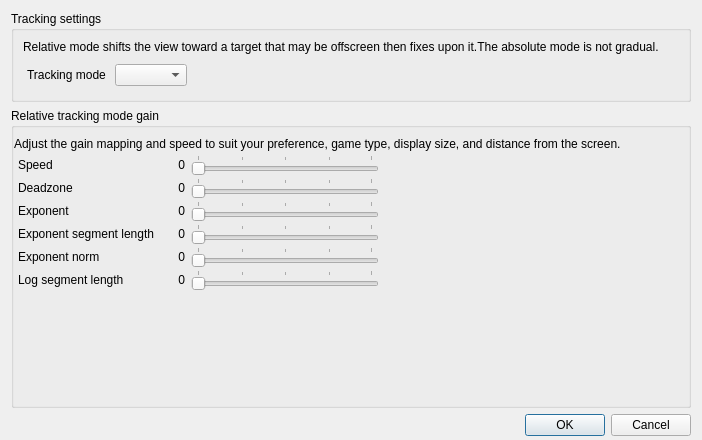
Qt form tracker-tobii-eyex/tobii-eyex-dialog.ui (opentrack/opentrack) before a commit.
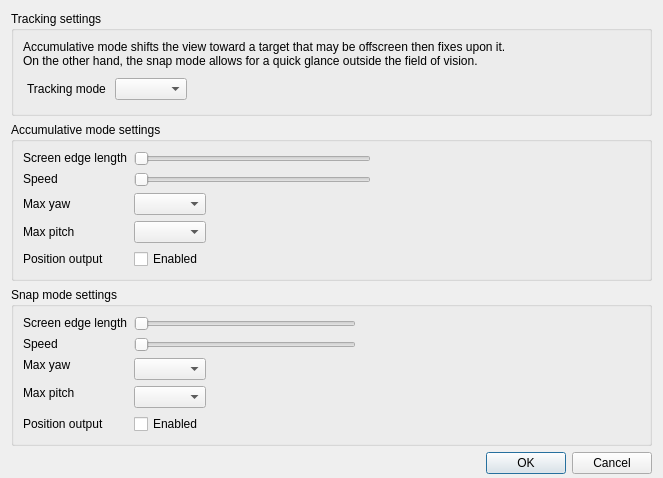
The same form after that commit. Icons and pictures are not drawn. Custom widgets are drawn as their Qt base class.

Commit message:
tracker/tobii: set up settings for prototype vesion
The initial version won't have a generalized spline
with multiple parameters to configure the gain. But
it's doable in one go unlike a fully-fledged version
from the start.

Diff of the .ui file:
```diff
--- a/tracker-tobii-eyex/tobii-eyex-dialog.ui
+++ b/tracker-tobii-eyex/tobii-eyex-dialog.ui
@@ -6,8 +6,8 @@
    <rect>
     <x>0</x>
     <y>0</y>
-    <width>702</width>
-    <height>440</height>
+    <width>659</width>
+    <height>471</height>
    </rect>
   </property>
   <property name="windowTitle">
@@ -17,20 +17,42 @@
    <iconset resource="tobii-eyex-res.qrc">
     <normaloff>:/images/tobii-eyex-logo.png</normaloff>:/images/tobii-eyex-logo.png</iconset>
   </property>
-  <layout class="QVBoxLayout" name="verticalLayout_2">
+  <layout class="QGridLayout" name="gridLayout_4">
    <property name="bottomMargin">
     <number>4</number>
    </property>
-   <item>
+   <item row="0" column="0">
     <widget class="QGroupBox" name="groupBox">
+     <property name="sizePolicy">
+      <sizepolicy hsizetype="Minimum" vsizetype="Maximum">
+       <horstretch>0</horstretch>
+       <verstretch>0</verstretch>
+      </sizepolicy>
+     </property>
      <property name="title">
       <string>Tracking settings</string>
      </property>
      <layout class="QVBoxLayout" name="verticalLayout">
       <item>
        <widget class="QLabel" name="label_2">
+        <property name="sizePolicy">
+         <sizepolicy hsizetype="Expanding" vsizetype="Maximum">
+          <horstretch>0</horstretch>
+          <verstretch>0</verstretch>
+         </sizepolicy>
+        </property>
+        <property name="minimumSize">
+         <size>
+          <width>617</width>
+          <height>0</height>
+         </size>
+        </property>
         <property name="text">
-         <string>Relative mode shifts the view toward a target that may be offscreen then fixes upon it.The absolute mode is not gradual.</string>
+         <string>Accumulative mode shifts the view toward a target that may be offscreen then fixes upon it.
+On the other hand, the snap mode allows for a quick glance outside the field of vision.</string>
+        </property>
+        <property name="textFormat">
+         <enum>Qt::PlainText</enum>
         </property>
         <property name="wordWrap">
          <bool>true</bool>
@@ -39,6 +61,12 @@
       </item>
       <item>
        <widget class="QFrame" name="frame">
+        <property name="sizePolicy">
+         <sizepolicy hsizetype="Preferred" vsizetype="Maximum">
+          <horstretch>0</horstretch>
+          <verstretch>0</verstretch>
+         </sizepolicy>
+        </property>
         <property name="frameShape">
          <enum>QFrame::NoFrame</enum>
         </property>
@@ -74,7 +102,7 @@
          <item row="0" column="1">
           <widget class="QComboBox" name="tracking_mode">
            <property name="sizePolicy">
-            <sizepolicy hsizetype="Preferred" vsizetype="Preferred">
+            <sizepolicy hsizetype="Maximum" vsizetype="Maximum">
              <horstretch>0</horstretch>
              <verstretch>0</verstretch>
             </sizepolicy>
@@ -100,432 +128,348 @@
      </layout>
     </widget>
    </item>
-   <item>
+   <item row="1" column="0">
     <widget class="QGroupBox" name="groupBox_2">
-     <property name="title">
-      <string>Relative tracking mode gain</string>
-     </property>
-     <layout class="QVBoxLayout" name="verticalLayout_3">
-      <property name="spacing">
-       <number>0</number>
-      </property>
-      <property name="leftMargin">
-       <number>0</number>
-      </property>
-      <property name="rightMargin">
-       <number>0</number>
-      </property>
-      <property name="bottomMargin">
-       <number>0</number>
-      </property>
-      <item>
-       <widget class="QLabel" name="label_3">
-        <property name="text">
-         <string>Adjust the gain mapping and speed to suit your preference, game type, display size, and distance from the screen.</string>
-        </property>
-        <property name="wordWrap">
-         <bool>true</bool>
-        </property>
-       </widget>
-      </item>
-      <item>
-       <widget class="QFrame" name="frame_2">
         <property name="sizePolicy">
-         <sizepolicy hsizetype="MinimumExpanding" vsizetype="MinimumExpanding">
+      <sizepolicy hsizetype="Minimum" vsizetype="Maximum">
           <horstretch>0</horstretch>
           <verstretch>0</verstretch>
          </sizepolicy>
         </property>
-        <property name="frameShape">
-         <enum>QFrame::NoFrame</enum>
-        </property>
-        <property name="frameShadow">
-         <enum>QFrame::Raised</enum>
-        </property>
-        <layout class="QHBoxLayout" name="horizontalLayout">
-         <property name="spacing">
-          <number>0</number>
-         </property>
-         <property name="leftMargin">
-          <number>0</number>
-         </property>
-         <property name="topMargin">
-          <number>0</number>
-         </property>
-         <property name="rightMargin">
-          <number>0</number>
-         </property>
-         <property name="bottomMargin">
-          <number>0</number>
-         </property>
-         <item>
-          <widget class="QFrame" name="frame_3">
-           <property name="frameShape">
-            <enum>QFrame::NoFrame</enum>
-           </property>
-           <property name="frameShadow">
-            <enum>QFrame::Raised</enum>
+     <property name="title">
+      <string>Accumulative mode settings</string>
            </property>
            <layout class="QGridLayout" name="gridLayout_2">
-            <property name="leftMargin">
-             <number>4</number>
-            </property>
-            <property name="topMargin">
-             <number>4</number>
-            </property>
-            <property name="bottomMargin">
-             <number>4</number>
-            </property>
-            <property name="verticalSpacing">
-             <number>3</number>
-            </property>
+      <item row="0" column="0">
+       <widget class="QLabel" name="label_3">
+        <property name="sizePolicy">
+         <sizepolicy hsizetype="Maximum" vsizetype="Maximum">
+          <horstretch>0</horstretch>
+          <verstretch>0</verstretch>
+         </sizepolicy>
+        </property>
+        <property name="text">
+         <string>Screen edge length</string>
+        </property>
+       </widget>
+      </item>
+      <item row="0" column="1">
+       <widget class="QSlider" name="acc_inv_deadzone_slider">
+        <property name="sizePolicy">
+         <sizepolicy hsizetype="Expanding" vsizetype="Maximum">
+          <horstretch>9</horstretch>
+          <verstretch>0</verstretch>
+         </sizepolicy>
+        </property>
+        <property name="minimum">
+         <number>1</number>
+        </property>
+        <property name="maximum">
+         <number>20</number>
+        </property>
+        <property name="pageStep">
+         <number>1</number>
+        </property>
+        <property name="orientation">
+         <enum>Qt::Horizontal</enum>
+        </property>
+       </widget>
+      </item>
+      <item row="0" column="2">
+       <widget class="QLabel" name="acc_inv_deadzone_label">
+        <property name="sizePolicy">
+         <sizepolicy hsizetype="Expanding" vsizetype="Preferred">
+          <horstretch>10</horstretch>
+          <verstretch>0</verstretch>
+         </sizepolicy>
+        </property>
+        <property name="text">
+         <string/>
+        </property>
+       </widget>
+      </item>
             <item row="1" column="0">
              <widget class="QLabel" name="label_4">
               <property name="sizePolicy">
-               <sizepolicy hsizetype="Maximum" vsizetype="Preferred">
+         <sizepolicy hsizetype="Maximum" vsizetype="Maximum">
                 <horstretch>0</horstretch>
                 <verstretch>0</verstretch>
                </sizepolicy>
               </property>
               <property name="text">
-               <string>Deadzone</string>
+         <string>Speed</string>
               </property>
              </widget>
             </item>
-            <item row="1" column="2">
-             <widget class="QSlider" name="deadzone">
+      <item row="2" column="0">
+       <widget class="QLabel" name="label_6">
+        <property name="sizePolicy">
+         <sizepolicy hsizetype="Maximum" vsizetype="Maximum">
+          <horstretch>0</horstretch>
+          <verstretch>0</verstretch>
+         </sizepolicy>
+        </property>
+        <property name="text">
+         <string>Max yaw</string>
+        </property>
+       </widget>
+      </item>
+      <item row="1" column="1">
+       <widget class="QSlider" name="acc_speed_slider">
               <property name="sizePolicy">
                <sizepolicy hsizetype="Expanding" vsizetype="Maximum">
-                <horstretch>0</horstretch>
+          <horstretch>9</horstretch>
                 <verstretch>0</verstretch>
                </sizepolicy>
               </property>
+        <property name="maximum">
+         <number>100</number>
+        </property>
+        <property name="pageStep">
+         <number>1</number>
+        </property>
               <property name="orientation">
                <enum>Qt::Horizontal</enum>
               </property>
-              <property name="tickPosition">
-               <enum>QSlider::TicksAbove</enum>
-              </property>
-              <property name="tickInterval">
-               <number>25</number>
+       </widget>
+      </item>
+      <item row="3" column="0">
+       <widget class="QLabel" name="label_7">
+        <property name="sizePolicy">
+         <sizepolicy hsizetype="Maximum" vsizetype="Maximum">
+          <horstretch>0</horstretch>
+          <verstretch>0</verstretch>
+         </sizepolicy>
+        </property>
+        <property name="text">
+         <string>Max pitch</string>
               </property>
              </widget>
             </item>
             <item row="2" column="1">
-             <widget class="QLabel" name="exponent_label">
-              <property name="minimumSize">
-               <size>
-                <width>24</width>
-                <height>0</height>
-               </size>
-              </property>
-              <property name="text">
-               <string>0</string>
-              </property>
-              <property name="alignment">
-               <set>Qt::AlignRight|Qt::AlignTrailing|Qt::AlignVCenter</set>
-              </property>
-             </widget>
-            </item>
-            <item row="2" column="2">
-             <widget class="QSlider" name="exponent">
+       <widget class="QComboBox" name="acc_max_yaw">
+        <property name="sizePolicy">
+         <sizepolicy hsizetype="Maximum" vsizetype="Maximum">
+          <horstretch>0</horstretch>
+          <verstretch>0</verstretch>
+         </sizepolicy>
+        </property>
+       </widget>
+      </item>
+      <item row="3" column="1">
+       <widget class="QComboBox" name="acc_max_pitch">
               <property name="sizePolicy">
-               <sizepolicy hsizetype="Expanding" vsizetype="Maximum">
+         <sizepolicy hsizetype="Maximum" vsizetype="Maximum">
                 <horstretch>0</horstretch>
                 <verstretch>0</verstretch>
                </sizepolicy>
               </property>
-              <property name="orientation">
-               <enum>Qt::Horizontal</enum>
-              </property>
-              <property name="tickPosition">
-               <enum>QSlider::TicksAbove</enum>
-              </property>
-              <property name="tickInterval">
-               <number>25</number>
-              </property>
-             </widget>
-            </item>
-            <item row="0" column="1">
-             <widget class="QLabel" name="speed_label">
-              <property name="minimumSize">
-               <size>
-                <width>24</width>
-                <height>0</height>
-               </size>
-              </property>
-              <property name="text">
-               <string>0</string>
-              </property>
-              <property name="alignment">
-               <set>Qt::AlignRight|Qt::AlignTrailing|Qt::AlignVCenter</set>
-              </property>
-             </widget>
-            </item>
-            <item row="0" column="0">
+       </widget>
+      </item>
+      <item row="4" column="0">
              <widget class="QLabel" name="label_11">
               <property name="sizePolicy">
-               <sizepolicy hsizetype="Maximum" vsizetype="Preferred">
+         <sizepolicy hsizetype="Maximum" vsizetype="Maximum">
                 <horstretch>0</horstretch>
                 <verstretch>0</verstretch>
                </sizepolicy>
               </property>
               <property name="text">
-               <string>Speed</string>
+         <string>Position output</string>
               </property>
              </widget>
             </item>
-            <item row="1" column="1">
-             <widget class="QLabel" name="deadzone_label">
-              <property name="minimumSize">
-               <size>
-                <width>24</width>
-                <height>0</height>
-               </size>
-              </property>
-              <property name="text">
-               <string>0</string>
-              </property>
-              <property name="alignment">
-               <set>Qt::AlignRight|Qt::AlignTrailing|Qt::AlignVCenter</set>
-              </property>
-             </widget>
-            </item>
-            <item row="5" column="0">
-             <widget class="QLabel" name="label_8">
+      <item row="4" column="1">
+       <widget class="QCheckBox" name="acc_pos_output">
               <property name="sizePolicy">
-               <sizepolicy hsizetype="Maximum" vsizetype="Preferred">
+         <sizepolicy hsizetype="Maximum" vsizetype="Maximum">
                 <horstretch>0</horstretch>
                 <verstretch>0</verstretch>
                </sizepolicy>
               </property>
               <property name="text">
-               <string>Log segment length</string>
-              </property>
+         <string>Enabled</string>
+        </property>
+       </widget>
+      </item>
+     </layout>
              </widget>
             </item>
             <item row="2" column="0">
+    <widget class="QGroupBox" name="groupBox_3">
+     <property name="sizePolicy">
+      <sizepolicy hsizetype="Minimum" vsizetype="Maximum">
+       <horstretch>0</horstretch>
+       <verstretch>0</verstretch>
+      </sizepolicy>
+     </property>
+     <property name="title">
+      <string>Snap mode settings</string>
+     </property>
+     <layout class="QGridLayout" name="gridLayout_3">
+      <item row="2" column="1" rowspan="2">
+       <widget class="QComboBox" name="snap_max_yaw">
+        <property name="sizePolicy">
+         <sizepolicy hsizetype="Maximum" vsizetype="Maximum">
+          <horstretch>0</horstretch>
+          <verstretch>0</verstretch>
+         </sizepolicy>
+        </property>
+       </widget>
+      </item>
+      <item row="3" column="0" rowspan="2">
              <widget class="QLabel" name="label_10">
               <property name="sizePolicy">
-               <sizepolicy hsizetype="Maximum" vsizetype="Preferred">
+         <sizepolicy hsizetype="Maximum" vsizetype="Maximum">
                 <horstretch>0</horstretch>
                 <verstretch>0</verstretch>
                </sizepolicy>
               </property>
               <property name="text">
-               <string>Exponent</string>
+         <string>Max pitch</string>
               </property>
              </widget>
             </item>
-            <item row="3" column="1">
-             <widget class="QLabel" name="exponent_len_label">
-              <property name="minimumSize">
-               <size>
-                <width>24</width>
-                <height>0</height>
-               </size>
+      <item row="2" column="0">
+       <widget class="QLabel" name="label_9">
+        <property name="sizePolicy">
+         <sizepolicy hsizetype="Maximum" vsizetype="Maximum">
+          <horstretch>0</horstretch>
+          <verstretch>0</verstretch>
+         </sizepolicy>
               </property>
               <property name="text">
-               <string>0</string>
-              </property>
-              <property name="alignment">
-               <set>Qt::AlignRight|Qt::AlignTrailing|Qt::AlignVCenter</set>
-              </property>
-             </widget>
-            </item>
-            <item row="5" column="2">
-             <widget class="QSlider" name="log_len">
+         <string>Max yaw</string>
+        </property>
+       </widget>
+      </item>
+      <item row="1" column="0">
+       <widget class="QLabel" name="label_8">
+        <property name="sizePolicy">
+         <sizepolicy hsizetype="Maximum" vsizetype="Maximum">
+          <horstretch>0</horstretch>
+          <verstretch>0</verstretch>
+         </sizepolicy>
+        </property>
+        <property name="text">
+         <string>Speed</string>
+        </property>
+       </widget>
+      </item>
+      <item row="0" column="1">
+       <widget class="QSlider" name="snap_inv_deazone_slider">
               <property name="sizePolicy">
                <sizepolicy hsizetype="Expanding" vsizetype="Maximum">
-                <horstretch>0</horstretch>
+          <horstretch>8</horstretch>
                 <verstretch>0</verstretch>
                </sizepolicy>
               </property>
+        <property name="minimum">
+         <number>1</number>
+        </property>
+        <property name="maximum">
+         <number>20</number>
+        </property>
+        <property name="pageStep">
+         <number>1</number>
+        </property>
               <property name="orientation">
                <enum>Qt::Horizontal</enum>
               </property>
-              <property name="tickPosition">
-               <enum>QSlider::TicksAbove</enum>
-              </property>
-              <property name="tickInterval">
-               <number>25</number>
-              </property>
-             </widget>
-            </item>
-            <item row="3" column="0">
+       </widget>
+      </item>
+      <item row="4" column="1">
+       <widget class="QComboBox" name="snap_max_pitch">
+        <property name="sizePolicy">
+         <sizepolicy hsizetype="Maximum" vsizetype="Maximum">
+          <horstretch>0</horstretch>
+          <verstretch>0</verstretch>
+         </sizepolicy>
+        </property>
+       </widget>
+      </item>
+      <item row="0" column="2">
+       <widget class="QLabel" name="snap_inv_deadzone_label">
+        <property name="sizePolicy">
+         <sizepolicy hsizetype="Preferred" vsizetype="Preferred">
+          <horstretch>10</horstretch>
+          <verstretch>0</verstretch>
+         </sizepolicy>
+        </property>
+        <property name="text">
+         <string/>
+        </property>
+       </widget>
+      </item>
+      <item row="1" column="1">
+       <widget class="QSlider" name="snap_speed_slider">
+        <property name="sizePolicy">
+         <sizepolicy hsizetype="Expanding" vsizetype="Maximum">
+          <horstretch>8</horstretch>
+          <verstretch>0</verstretch>
+         </sizepolicy>
+        </property>
+        <property name="maximum">
+         <number>100</number>
+        </property>
+        <property name="pageStep">
+         <number>1</number>
+        </property>
+        <property name="orientation">
+         <enum>Qt::Horizontal</enum>
+        </property>
+       </widget>
+      </item>
+      <item row="0" column="0">
              <widget class="QLabel" name="label_5">
               <property name="sizePolicy">
-               <sizepolicy hsizetype="Maximum" vsizetype="Preferred">
+         <sizepolicy hsizetype="Maximum" vsizetype="Maximum">
                 <horstretch>0</horstretch>
                 <verstretch>0</verstretch>
                </sizepolicy>
               </property>
               <property name="text">
-               <string>Exponent segment length</string>
-              </property>
-             </widget>
-            </item>
-            <item row="0" column="2">
-             <widget class="QSlider" name="speed">
-              <property name="sizePolicy">
-               <sizepolicy hsizetype="Expanding" vsizetype="Maximum">
-                <horstretch>0</horstretch>
-                <verstretch>0</verstretch>
-               </sizepolicy>
-              </property>
-              <property name="orientation">
-               <enum>Qt::Horizontal</enum>
-              </property>
-              <property name="tickPosition">
-               <enum>QSlider::TicksAbove</enum>
-              </property>
-              <property name="tickInterval">
-               <number>25</number>
+         <string>Screen edge length</string>
               </property>
              </widget>
             </item>
             <item row="5" column="1">
-             <widget class="QLabel" name="log_len_label">
-              <property name="minimumSize">
-               <size>
-                <width>24</width>
-                <height>0</height>
-               </size>
-              </property>
-              <property name="text">
-               <string>0</string>
-              </property>
-              <property name="alignment">
-               <set>Qt::AlignRight|Qt::AlignTrailing|Qt::AlignVCenter</set>
-              </property>
-             </widget>
-            </item>
-            <item row="4" column="2">
-             <widget class="QSlider" name="exponent_norm">
+       <widget class="QCheckBox" name="snap_pos_output">
               <property name="sizePolicy">
-               <sizepolicy hsizetype="Expanding" vsizetype="Maximum">
+         <sizepolicy hsizetype="Maximum" vsizetype="Maximum">
                 <horstretch>0</horstretch>
                 <verstretch>0</verstretch>
                </sizepolicy>
               </property>
-              <property name="orientation">
-               <enum>Qt::Horizontal</enum>
-              </property>
-              <property name="tickPosition">
-               <enum>QSlider::TicksAbove</enum>
-              </property>
-              <property name="tickInterval">
-               <number>25</number>
-              </property>
-             </widget>
-            </item>
-            <item row="4" column="0">
-             <widget class="QLabel" name="label_6">
-              <property name="sizePolicy">
-               <sizepolicy hsizetype="Maximum" vsizetype="Preferred">
-                <horstretch>0</horstretch>
-                <verstretch>0</verstretch>
-               </sizepolicy>
-              </property>
               <property name="text">
-               <string>Exponent norm</string>
+         <string>Enabled</string>
               </property>
              </widget>
             </item>
-            <item row="3" column="2">
-             <widget class="QSlider" name="exponent_len">
+      <item row="5" column="0">
+       <widget class="QLabel" name="label_12">
               <property name="sizePolicy">
-               <sizepolicy hsizetype="Expanding" vsizetype="Maximum">
+         <sizepolicy hsizetype="Maximum" vsizetype="Maximum">
                 <horstretch>0</horstretch>
                 <verstretch>0</verstretch>
                </sizepolicy>
               </property>
-              <property name="orientation">
-               <enum>Qt::Horizontal</enum>
-              </property>
-              <property name="tickPosition">
-               <enum>QSlider::TicksAbove</enum>
-              </property>
-              <property name="tickInterval">
-               <number>25</number>
-              </property>
-             </widget>
-            </item>
-            <item row="4" column="1">
-             <widget class="QLabel" name="exponent_norm_label">
-              <property name="minimumSize">
-               <size>
-                <width>24</width>
-                <height>0</height>
-               </size>
-              </property>
               <property name="text">
-               <string>0</string>
-              </property>
-              <property name="alignment">
-               <set>Qt::AlignRight|Qt::AlignTrailing|Qt::AlignVCenter</set>
-              </property>
-             </widget>
-            </item>
-            <item row="6" column="1">
-             <spacer name="verticalSpacer">
-              <property name="orientation">
-               <enum>Qt::Vertical</enum>
-              </property>
-              <property name="sizeHint" stdset="0">
-               <size>
-                <width>20</width>
-                <height>0</height>
-               </size>
-              </property>
-             </spacer>
-            </item>
+         <string>Position output</string>
+        </property>
+       </widget>
+      </item>
            </layout>
           </widget>
          </item>
-         <item>
-          <widget class="spline_widget" name="relative_mode_gain" native="true">
-           <property name="sizePolicy">
-            <sizepolicy hsizetype="Minimum" vsizetype="Minimum">
-             <horstretch>0</horstretch>
-             <verstretch>0</verstretch>
-            </sizepolicy>
-           </property>
-           <property name="minimumSize">
-            <size>
-             <width>300</width>
-             <height>150</height>
-            </size>
-           </property>
-           <property name="colorBezier" stdset="0">
-            <color>
-             <red>192</red>
-             <green>32</green>
-             <blue>8</blue>
-            </color>
-           </property>
-           <property name="colorBackground" stdset="0">
-            <color>
-             <red>240</red>
-             <green>240</green>
-             <blue>240</blue>
-            </color>
-           </property>
-           <property name="is_preview_only" stdset="0">
-            <bool>true</bool>
-           </property>
-          </widget>
-         </item>
-        </layout>
-        <zorder>relative_mode_gain</zorder>
-        <zorder>frame_3</zorder>
-       </widget>
-      </item>
-     </layout>
-    </widget>
-   </item>
-   <item>
+   <item row="3" column="0">
     <widget class="QDialogButtonBox" name="buttonBox">
+     <property name="sizePolicy">
+      <sizepolicy hsizetype="Minimum" vsizetype="Maximum">
+       <horstretch>0</horstretch>
+       <verstretch>0</verstretch>
+      </sizepolicy>
+     </property>
      <property name="standardButtons">
       <set>QDialogButtonBox::Cancel|QDialogButtonBox::Ok</set>
      </property>
@@ -533,13 +477,6 @@
    </item>
   </layout>
  </widget>
- <customwidgets>
-  <customwidget>
-   <class>spline_widget</class>
-   <extends>QWidget</extends>
-   <header>spline/spline-widget.hpp</header>
-  </customwidget>
- </customwidgets>
  <resources>
   <include location="tobii-eyex-res.qrc"/>
  </resources>
```
Lines whose indentation alone changed are shown as unchanged. The commit also changes 8 other files.
